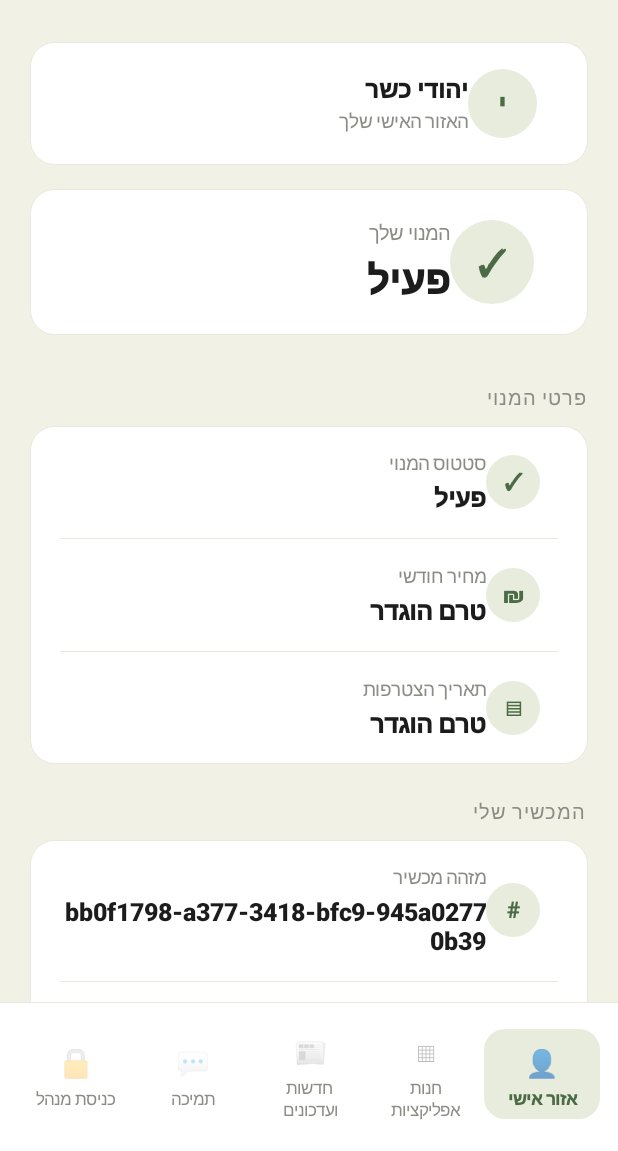
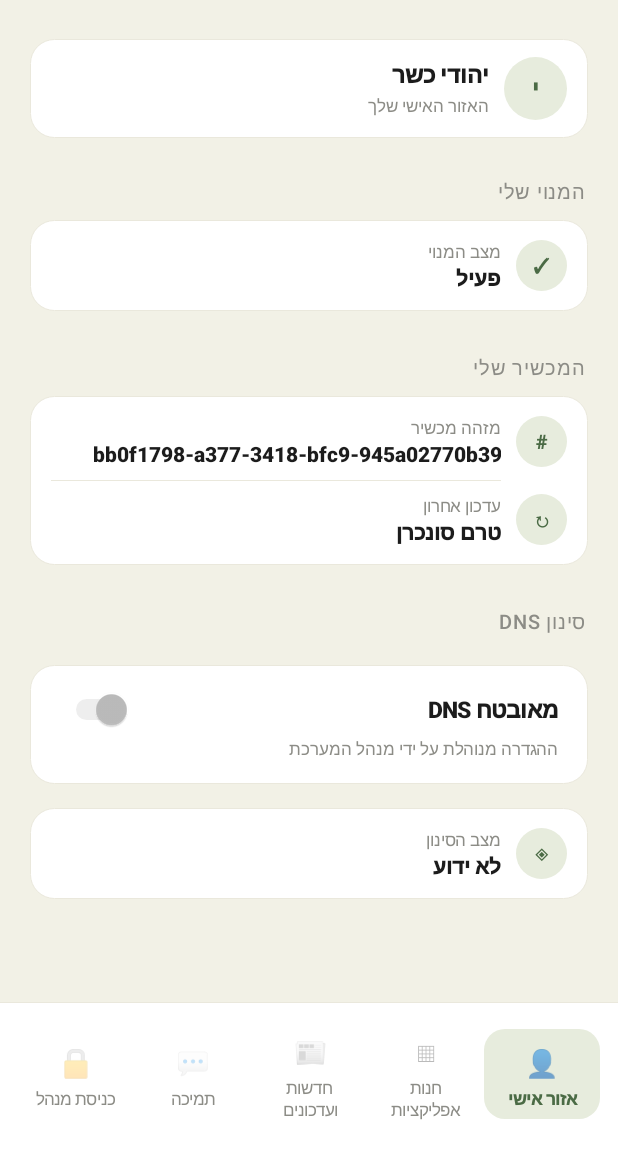
Before and after one commit to 05484ym-max/android-mdm-system, an Android app: the CustomerActivity screen opened directly, with no data from a screen before it, after a tap on an icon or button, on a phone screen of 412 x 824 dp, the part 85-1236 px from its top. Run offline under Robolectric (Android 15) with nearby library versions, the light colour scheme and no system bars; network calls fail.

Commit message:
Compact customer personal area and style news as bubbles (#37)
* Add temporary news bubble/media UI patch helper

* Add temporary verification workflow for news bubble media UI

* Style customer news as bubbles and clarify media attach [patch-done]

* Add temporary compact personal area patch

* Add temporary verification workflow for compact personal area

* Compact customer personal area [personal-area-done]

* Remove temporary personal area patch helper

* Remove temporary news bubble patch helper

* Remove temporary personal area verification workflow

* Remove temporary news bubble verification workflow

---------

Co-authored-by: github-actions[bot] <41898282+github-actions[bot]@users.noreply.github.com>

```diff
--- a/dpc-app/app/src/main/java/org/mdmopen/dpc/CustomerActivity.kt
+++ b/dpc-app/app/src/main/java/org/mdmopen/dpc/CustomerActivity.kt
@@ -1077,23 +1077,28 @@ class CustomerActivity : Activity() {
         setActiveNav(personalNavItem)
         contentArea.removeAllViews()
 
-        contentArea.addView(identityCard("האזור האישי שלך"))
-        contentArea.addView(statusCard())
-
-        contentArea.addView(sectionTitle("פרטי המנוי"))
-        contentArea.addView(
-            infoRowCard(
-                listOf(
-                    Triple("✓", "סטטוס המנוי", "פעיל"),
-                    Triple("₪", "מחיר חודשי", "טרם הוגדר"),
-                    Triple("▤", "תאריך הצטרפות", "טרם הוגדר"),
-                )
-            )
+        // Keep the same visual language, but avoid stacking large cards that
+        // repeat the same information or show placeholders the device does not
+        // actually know. The customer screen should be a quick status glance;
+        // deep DNS diagnostics stay in the admin/health surfaces.
+        contentArea.addView(compactPersonalIdentityCard())
+
+        val expiry = Config.subscriptionExpiryDate(this)
+        val subscriptionRows = mutableListOf<Triple<String, String, String>>()
+        subscriptionRows += Triple(
+            "✓",
+            "מצב המנוי",
+            if (Config.storeAccessAllowed(this)) "פעיל" else "פג תוקף"
         )
+        if (!expiry.isNullOrBlank()) {
+            subscriptionRows += Triple("◷", "תוקף המנוי", compactSubscriptionDate(expiry))
+        }
+        contentArea.addView(sectionTitle("המנוי שלי"))
+        contentArea.addView(compactInfoRowCard(subscriptionRows))
 
         contentArea.addView(sectionTitle("המכשיר שלי"))
         contentArea.addView(
-            infoRowCard(
+            compactInfoRowCard(
                 listOf(
                     Triple("#", "מזהה מכשיר", Config.deviceId(this)),
                     Triple("↻", "עדכון אחרון", lastSyncLabel()),
@@ -1103,7 +1108,125 @@ class CustomerActivity : Activity() {
 
         contentArea.addView(sectionTitle("סינון DNS"))
         contentArea.addView(dnsToggleCard())
-        contentArea.addView(dnsStatusCard())
+        val dnsStatus = AdBlockDns.currentStatus(this)
+        contentArea.addView(
+            compactInfoRowCard(
+                listOf(
+                    Triple("◈", "מצב הסינון", dnsModeLabel(dnsStatus.dnsMode))
+                )
+            )
+        )
+    }
+
+    private fun compactPersonalIdentityCard(): LinearLayout = LinearLayout(this).apply {
+        orientation = LinearLayout.HORIZONTAL
+        gravity = Gravity.CENTER_VERTICAL
+        background = roundedCardWithBorder()
+        setPadding(dp(14), dp(12), dp(14), dp(12))
+        layoutParams = LinearLayout.LayoutParams(
+            ViewGroup.LayoutParams.MATCH_PARENT,
+            ViewGroup.LayoutParams.WRAP_CONTENT
+        ).apply {
+            topMargin = dp(8)
+            bottomMargin = dp(8)
+        }
+
+        addView(TextView(this@CustomerActivity).apply {
+            text = "י"
+            textSize = 15f
+            typeface = heavyFont
+            setTextColor(Color.parseColor(ACCENT))
+            gravity = Gravity.CENTER
+            background = flatCircle(ACCENT_TINT)
+        }, LinearLayout.LayoutParams(dp(42), dp(42)).apply { marginEnd = dp(10) })
+
+        addView(LinearLayout(this@CustomerActivity).apply {
+            orientation = LinearLayout.VERTICAL
+            addView(TextView(this@CustomerActivity).apply {
+                text = "יהודי כשר"
+                textSize = 15f
+                typeface = heavyFont
+                setTextColor(Color.parseColor(TEXT))
+                gravity = Gravity.RIGHT
+            })
+            addView(TextView(this@CustomerActivity).apply {
+                text = "האזור האישי שלך"
+                textSize = 11.5f
+                typeface = mediumFont
+                setTextColor(Color.parseColor(MUTED))
+                gravity = Gravity.RIGHT
+                setPadding(0, dp(2), 0, 0)
+            })
+        }, LinearLayout.LayoutParams(0, ViewGroup.LayoutParams.WRAP_CONTENT, 1f))
+    }
+
+    private fun compactInfoRowCard(rows: List<Triple<String, String, String>>): LinearLayout =
+        LinearLayout(this).apply {
+            orientation = LinearLayout.VERTICAL
+            background = roundedCardWithBorder()
+            setPadding(dp(14), dp(5), dp(14), dp(5))
+            layoutParams = LinearLayout.LayoutParams(
+                ViewGroup.LayoutParams.MATCH_PARENT,
+                ViewGroup.LayoutParams.WRAP_CONTENT
+            ).apply { bottomMargin = dp(10) }
+
+            rows.forEachIndexed { index, row ->
+                val (icon, label, value) = row
+                addView(LinearLayout(this@CustomerActivity).apply {
+                    orientation = LinearLayout.HORIZONTAL
+                    gravity = Gravity.CENTER_VERTICAL
+                    setPadding(0, dp(8), 0, dp(8))
+
+                    addView(TextView(this@CustomerActivity).apply {
+                        text = icon
+                        textSize = 13f
+                        typeface = heavyFont
+                        setTextColor(Color.parseColor(ACCENT))
+                        gravity = Gravity.CENTER
+                        background = flatCircle(ACCENT_TINT)
+                    }, LinearLayout.LayoutParams(dp(34), dp(34)).apply { marginEnd = dp(10) })
+
+                    addView(LinearLayout(this@CustomerActivity).apply {
+                        orientation = LinearLayout.VERTICAL
+                        addView(TextView(this@CustomerActivity).apply {
+                            text = label
+                            textSize = 11.5f
+                            typeface = mediumFont
+                            setTextColor(Color.parseColor(MUTED))
+                            gravity = Gravity.RIGHT
+                        })
+                        addView(TextView(this@CustomerActivity).apply {
+                            text = value
+                            textSize = 14f
+                            typeface = heavyFont
+                            setTextColor(Color.parseColor(TEXT))
+                            gravity = Gravity.RIGHT
+                            maxLines = 2
+                        })
+                    }, LinearLayout.LayoutParams(0, ViewGroup.LayoutParams.WRAP_CONTENT, 1f))
+                })
+
+                if (index < rows.lastIndex) {
+                    addView(View(this@CustomerActivity).apply {
+                        setBackgroundColor(Color.parseColor(BORDER))
+                    }, LinearLayout.LayoutParams(ViewGroup.LayoutParams.MATCH_PARENT, dp(1)).apply {
+                        marginStart = dp(44)
+                    })
+                }
+            }
+        }
+
+    private fun compactSubscriptionDate(raw: String): String {
+        return try {
+            val instant = java.time.Instant.parse(raw)
+            java.time.format.DateTimeFormatter.ofPattern("dd/MM/yyyy")
+                .withZone(java.time.ZoneId.systemDefault())
+                .format(instant)
+        } catch (_: Exception) {
+            raw.take(10).split('-').let { parts ->
+                if (parts.size == 3) "${parts[2]}/${parts[1]}/${parts[0]}" else raw
+            }
+        }
     }
 
     /** Header row with the on/off switch - a separate small card from the
@@ -1396,8 +1519,8 @@ class CustomerActivity : Activity() {
         // plain strings, no markup interpretation anywhere in this pipeline).
         val detailCard = LinearLayout(this).apply {
             orientation = LinearLayout.VERTICAL
-            background = roundedCardWithBorder()
-            setPadding(dp(20), dp(20), dp(20), dp(20))
+            background = flatRounded("#DFF1D8", dp(18).toFloat())
+            setPadding(dp(16), dp(14), dp(16), dp(12))
             addView(TextView(this@CustomerActivity).apply {
                 text = item.body
                 textSize = 15f
@@ -1408,7 +1531,16 @@ class CustomerActivity : Activity() {
             })
         }
         addNewsMedia(detailCard, item, detail = true)
-        contentArea.addView(detailCard)
+        contentArea.addView(
+            detailCard,
+            LinearLayout.LayoutParams(
+                ViewGroup.LayoutParams.MATCH_PARENT,
+                ViewGroup.LayoutParams.WRAP_CONTENT
+            ).apply {
+                marginStart = dp(34)
+                bottomMargin = dp(14)
+            }
+        )
     }
 
     private fun newsCard(item: UpdateItem): LinearLayout {
@@ -1416,10 +1548,13 @@ class CustomerActivity : Activity() {
         return LinearLayout(this).apply {
             orientation = LinearLayout.VERTICAL
             setPadding(dp(18), dp(16), dp(18), dp(16))
-            background = roundedCardWithBorder()
+            background = flatRounded("#DFF1D8", dp(18).toFloat())
             layoutParams = LinearLayout.LayoutParams(
                 ViewGroup.LayoutParams.MATCH_PARENT, ViewGroup.LayoutParams.WRAP_CONTENT
-            ).apply { bottomMargin = dp(14) }
+            ).apply {
+                marginStart = dp(34)
+                bottomMargin = dp(14)
+            }
             isClickable = true
             isFocusable = true
 
@@ -1472,7 +1607,7 @@ class CustomerActivity : Activity() {
                 textSize = 11f
                 typeface = mediumFont
                 setTextColor(Color.parseColor(MUTED))
-                gravity = Gravity.RIGHT
+                gravity = Gravity.LEFT
                 setPadding(0, dp(8), 0, 0)
             })
 
```
Also changed, not shown: 2 other files.
